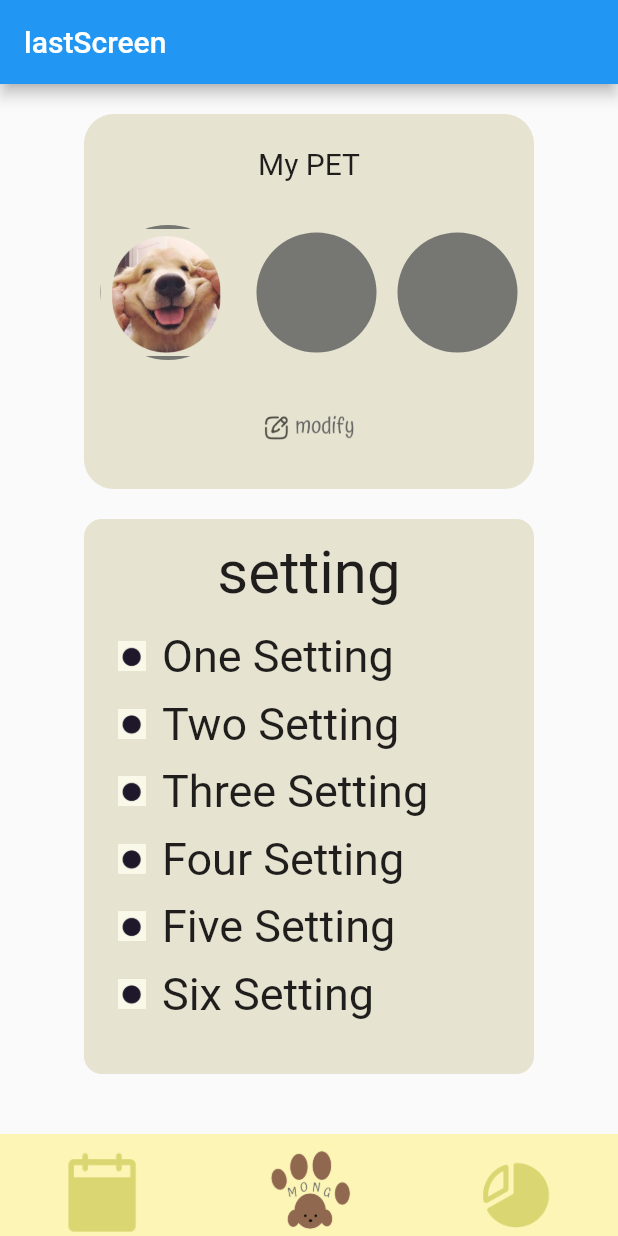
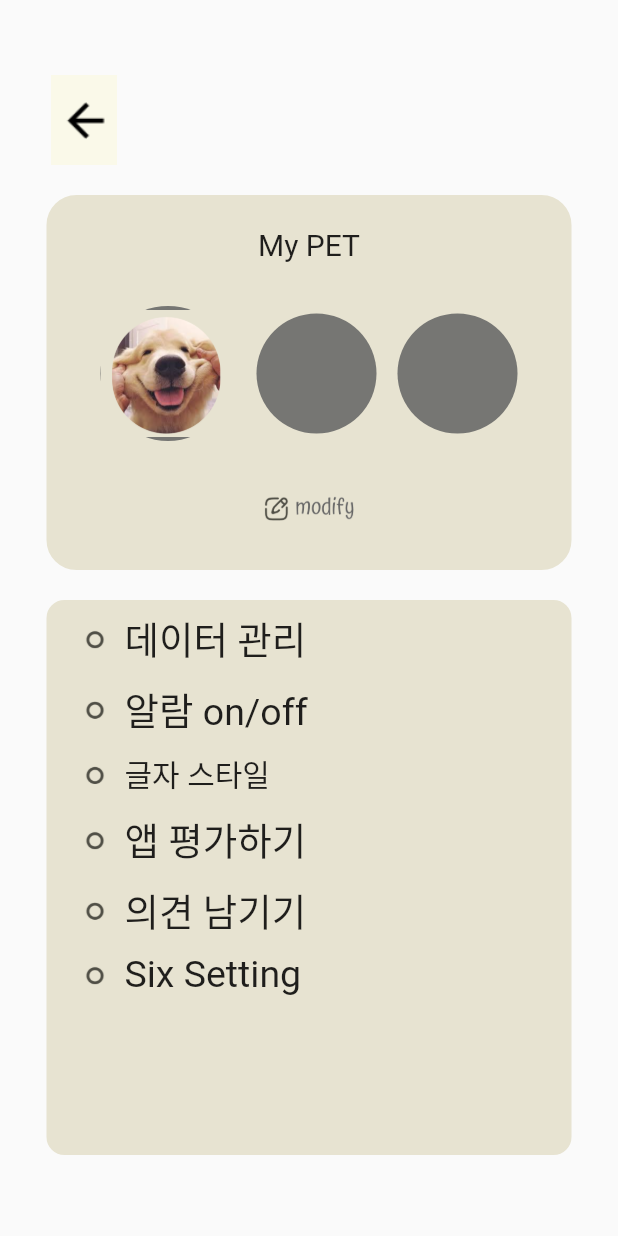
Before and after one commit to 222222222222222T/mong_ui_project, a Flutter app: the lastscreen screen opened directly, on a phone screen of 412 x 824 dp. Run offline on Flutter 3.47's test engine with Material 2 defaults, Android fonts, the phone set to English and light mode, and no system bars; our stand-ins replace table_calendar.

Commit message:
1차수정
1차수정

```diff
--- a/lib/sevenScreen.dart
+++ b/lib/sevenScreen.dart
@@ -26,9 +26,6 @@ class _lastscreenState extends State<lastscreen> {
   @override
   Widget build(BuildContext context) {
     return Scaffold(
-      appBar: AppBar(
-          title:Text("lastScreen")
-      ),
       body: lscontent(),
     );
   }
@@ -38,8 +35,16 @@ class _lastscreenState extends State<lastscreen> {
         child: Column(
           children: [
             Container(
+              margin: EdgeInsets.fromLTRB(0, 50, 300, 0),
+              child: Image.asset(
+                "imageFile/back.png",
+                width: 55,
+                height: 60,
+              ),
+            ),
+            Container(
                 margin: EdgeInsets.fromLTRB(0, 20, 0, 20),
-                width: 300,
+                width: 350,
                 height: 250,
                 decoration: BoxDecoration(
                     color: Color(0xffE7E3D1),
@@ -91,8 +96,9 @@ class _lastscreenState extends State<lastscreen> {
                 )
 
             ),
+
             Container(
-                width: 300,
+                width: 350,
                 height: 370,
                 decoration: BoxDecoration(
                     color: Color(0xffE7E3D1),
@@ -102,20 +108,16 @@ class _lastscreenState extends State<lastscreen> {
                 child:Column(
                   mainAxisAlignment: MainAxisAlignment.start,
                   children: [
-                    Container(
-                      margin:EdgeInsets.all(10),
-                      child: Text("setting",
-                        style: TextStyle(fontSize: 40),),
-                    ),
+
                     Container(
                       margin:EdgeInsets.fromLTRB(20, 5, 0, 5),
                       child: Row(
                         children: [
-                          Image.asset("imageFile/circle.PNG", width: 20,height: 20,),
+                          Image.asset("imageFile/rcircle.png", width: 20,height: 20,),
                           Container(
                               margin:EdgeInsets.fromLTRB(10, 0, 0, 0),
-                              child: Text("One Setting",
-                                style: TextStyle(fontSize: 30),)
+                              child: Text("데이터 관리",
+                                style: TextStyle(fontSize: 25),)
                           )
                         ],
                       ),
@@ -124,11 +126,11 @@ class _lastscreenState extends State<lastscreen> {
                       margin:EdgeInsets.fromLTRB(20, 5, 0, 5),
                       child: Row(
                         children: [
-                          Image.asset("imageFile/circle.PNG", width: 20,height: 20,),
+                          Image.asset("imageFile/rcircle.png", width: 20,height: 20,),
                           Container(
                               margin:EdgeInsets.fromLTRB(10, 0, 0, 0),
-                              child: Text("Two Setting",
-                                style: TextStyle(fontSize: 30),)
+                              child: Text("알람 on/off",
+                                style: TextStyle(fontSize: 25),)
                           )
                         ],
                       ),
@@ -137,11 +139,11 @@ class _lastscreenState extends State<lastscreen> {
                       margin:EdgeInsets.fromLTRB(20, 5, 0, 5),
                       child: Row(
                         children: [
-                          Image.asset("imageFile/circle.PNG", width: 20,height: 20,),
+                          Image.asset("imageFile/rcircle.png", width: 20,height: 20,),
                           Container(
                               margin:EdgeInsets.fromLTRB(10, 0, 0, 0),
-                              child: Text("Three Setting",
-                                style: TextStyle(fontSize: 30),)
+                              child: Text("글자 스타일",
+                                style: TextStyle(fontSize: 20),)
                           )
                         ],
                       ),
@@ -150,11 +152,11 @@ class _lastscreenState extends State<lastscreen> {
                       margin:EdgeInsets.fromLTRB(20, 5, 0, 5),
                       child: Row(
                         children: [
-                          Image.asset("imageFile/circle.PNG", width: 20,height: 20,),
+                          Image.asset("imageFile/rcircle.png", width: 20,height: 20,),
                           Container(
                               margin:EdgeInsets.fromLTRB(10, 0, 0, 0),
-                              child: Text("Four Setting",
-                                style: TextStyle(fontSize: 30),)
+                              child: Text("앱 평가하기",
+                                style: TextStyle(fontSize: 25),)
                           )
                         ],
                       ),
@@ -163,11 +165,11 @@ class _lastscreenState extends State<lastscreen> {
                       margin:EdgeInsets.fromLTRB(20, 5, 0, 5),
                       child: Row(
                         children: [
-                          Image.asset("imageFile/circle.PNG", width: 20,height: 20,),
+                          Image.asset("imageFile/rcircle.png", width: 20,height: 20,),
                           Container(
                               margin:EdgeInsets.fromLTRB(10, 0, 0, 0),
-                              child: Text("Five Setting",
-                                style: TextStyle(fontSize: 30),)
+                              child: Text("의견 남기기",
+                                style: TextStyle(fontSize: 25),)
                           )
                         ],
                       ),
@@ -176,11 +178,11 @@ class _lastscreenState extends State<lastscreen> {
                       margin:EdgeInsets.fromLTRB(20, 5, 0, 5),
                       child: Row(
                         children: [
-                          Image.asset("imageFile/circle.PNG", width: 20,height: 20,),
+                          Image.asset("imageFile/rcircle.png", width: 20,height: 20,),
                           Container(
                               margin:EdgeInsets.fromLTRB(10, 0, 0, 0),
                               child: Text("Six Setting",
-                                style: TextStyle(fontSize: 30),)
+                                style: TextStyle(fontSize: 25),)
                           )
                         ],
                       ),
@@ -188,7 +190,7 @@ class _lastscreenState extends State<lastscreen> {
                   ],
                 )
             ),
-            Container(
+            /*Container(
               margin: EdgeInsets.fromLTRB(0, 40, 0, 0),
               width: double.infinity,
               height: 80,
@@ -209,7 +211,9 @@ class _lastscreenState extends State<lastscreen> {
                   ),
                 ],
               ),
-            )
+            )*/
+
+
           ],
         )
     );
--- a/lib/sixScreen.dart
+++ b/lib/sixScreen.dart
@@ -210,11 +210,11 @@ class sixScreen extends StatelessWidget {
                 children: [
                   TextButton(onPressed: (){
                     Navigator.push(context, MaterialPageRoute(builder: (context)=>fourScreen()));},
-                    child: Image.asset('imageFile/calendar.PNG', width: 60, height: 60),),
+                    child: Image.asset('imageFile/calendar.PNG', width: 65, height: 65),),
                   TextButton(onPressed: (){
                     Navigator.push(context, MaterialPageRoute(builder: (context)=>sevenScreen()));},
-                    child: Image.asset('imageFile/logo.png', width: 60, height: 60),),
-                  Image.asset('imageFile/tong.PNG', width: 60, height: 60)
+                    child: Image.asset('imageFile/monglogo.PNG', width: 75, height: 75),),
+                  Image.asset('imageFile/tong.PNG', width: 75, height: 75)
                 ]
             )
         ),
--- a/lib/twoScreen.dart
+++ b/lib/twoScreen.dart
@@ -23,7 +23,7 @@ class twoScreen extends StatelessWidget {
                 child: ClipRRect(
                   borderRadius: BorderRadius.circular(80),
                   child: Image.asset(
-                    'imageFile/two_mon.png', // 이미지 경로를 적절히 수정해주세요.
+                    'imageFile/two_mon.png',
                     fit: BoxFit.cover,
                   ),
                 ),
--- a/pubspec.yaml
+++ b/pubspec.yaml
@@ -74,6 +74,9 @@ flutter:
     - imageFile/two_mon.png
     - imageFile/dog_foot.PNG
     - imageFile/init.PNG
+    - imageFile/foot.png
+    - imageFile/back.png
+    - imageFile/rcircle.png
   #   - images/a_dot_burr.jpeg
   #   - images/a_dot_ham.jpeg
 
```
Also changed, not shown: lib/fiveScreen.dart (+12 -50 lines), imageFile/back.png (added), imageFile/foot.png (added), imageFile/rcircle.png (added).
